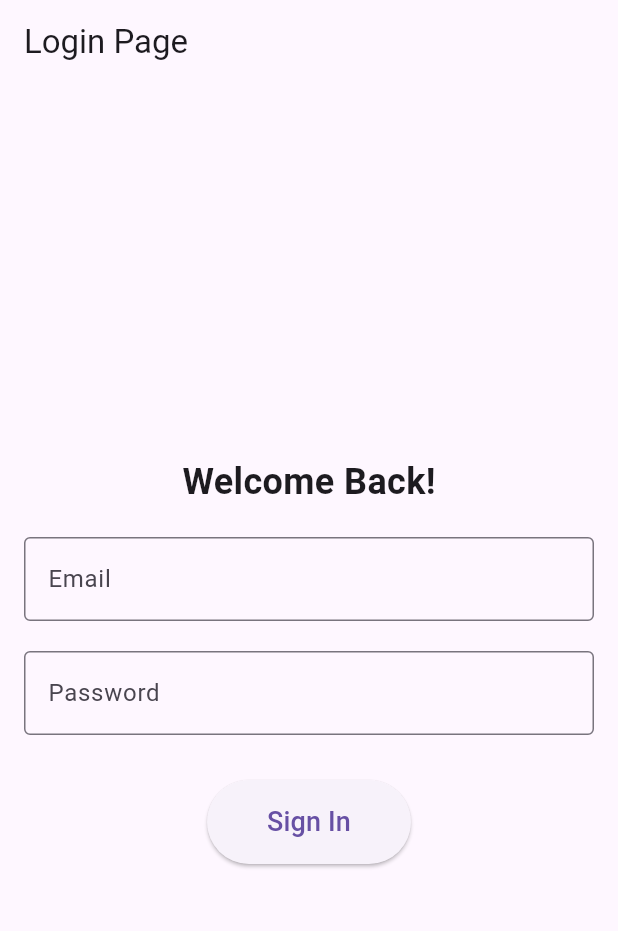
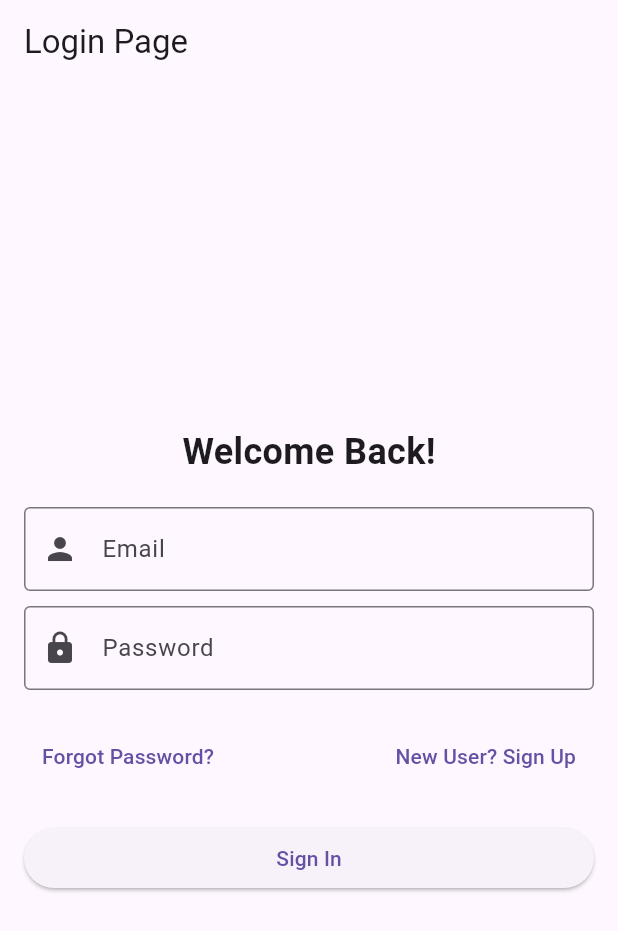
Before and after one commit to SHIBINSHA02/flavorfusion, a Flutter app: the screen it shows after launch, on a phone screen of 412 x 824 dp. Shown: the top 931 px of the screen. Run offline on Flutter 3.47's test engine with Material 3 defaults, Android fonts, the phone set to English and light mode, and no system bars; our stand-ins replace firebase_auth, firebase_core, flutter_svg; accounts and stored records are empty.

Commit message:
firebase_login_configured

```diff
--- a/lib/Authentication/Login.dart
+++ b/lib/Authentication/Login.dart
@@ -1,6 +1,69 @@
+import 'package:firebase_auth/firebase_auth.dart';
 import 'package:flutter/material.dart';
+import 'package:flutter_svg/flutter_svg.dart';
 
-class LoginPage extends StatelessWidget {
+class LoginPage extends StatefulWidget {
+  const LoginPage({Key? key}) : super(key: key);
+
+  @override
+  State<LoginPage> createState() => _LoginPageState();
+}
+
+class _LoginPageState extends State<LoginPage> {
+  final TextEditingController _emailController = TextEditingController();
+  final TextEditingController _passwordController = TextEditingController();
+
+  Future<void> signUserIn() async {
+    showDialog(
+        context: context,
+        builder: (context) => const Center(child: CircularProgressIndicator()));
+
+    try {
+      await FirebaseAuth.instance.signInWithEmailAndPassword(
+          email: _emailController.text, password: _passwordController.text);
+      Navigator.of(context).pop();
+    } on FirebaseAuthException catch (e) {
+      if (e.code == 'user-not-found') {
+        Navigator.of(context).pop();
+        showErrorDialog('Error', 'User not found. Please sign up.');
+      } else if (e.code == 'wrong-password') {
+        Navigator.of(context).pop();
+        showErrorDialog('Error', 'Wrong password. Please try again.');
+      } else {
+        Navigator.of(context).pop();
+        showErrorDialog('Error', 'An unexpected error occurred. Please try again.');
+      }
+    }
+  }
+
+  void showLoadingDialog() {
+    showDialog(
+      context: context,
+      barrierDismissible: false,
+      builder: (context) => const Center(child: CircularProgressIndicator()),
+    );
+  }
+
+  void showErrorDialog(String title, String message) {
+    showDialog(
+      context: context,
+      builder: (context) => AlertDialog(
+        title: Text(title),
+        content: Text(message),
+        actions: [
+          TextButton(
+            onPressed: () => Navigator.pop(context),
+            child: const Text("OK"),
+          ),
+        ],
+      ),
+    );
+  }
+
+  void showEmptyFieldsDialog() {
+    showErrorDialog('Empty Fields', 'Please enter both username and password.');
+  }
+
   @override
   Widget build(BuildContext context) {
     return Scaffold(
@@ -12,37 +75,54 @@ class LoginPage extends StatelessWidget {
           padding: const EdgeInsets.all(16.0),
           child: Column(
             mainAxisAlignment: MainAxisAlignment.center,
-            children: [
-              Text(
+            children: <Widget>[
+              const Text(
                 'Welcome Back!',
                 style: TextStyle(fontSize: 24, fontWeight: FontWeight.bold),
               ),
-              SizedBox(height: 20),
+              const SizedBox(height: 20),
               TextField(
-                decoration: InputDecoration(
+                controller: _emailController,
+                decoration: const InputDecoration(
                   labelText: 'Email',
                   border: OutlineInputBorder(),
+                  prefixIcon: Icon(Icons.person),
                 ),
               ),
-              SizedBox(height: 20),
+              const SizedBox(height: 10),
               TextField(
-                obscureText: true,
-                decoration: InputDecoration(
+                controller: _passwordController,
+                decoration: const InputDecoration(
                   labelText: 'Password',
                   border: OutlineInputBorder(),
+                  prefixIcon: Icon(Icons.lock),
                 ),
+                obscureText: true,
               ),
-              SizedBox(height: 30),
-              ElevatedButton(
-                onPressed: () {
-                  Navigator.pushReplacementNamed(context, '/home');
-                },
-                style: ElevatedButton.styleFrom(
-                  padding: EdgeInsets.symmetric(horizontal: 40, vertical: 15),
-                ),
-                child: Text(
-                  'Sign In',
-                  style: TextStyle(fontSize: 18),
+              const SizedBox(height: 20),
+              Row(
+                mainAxisAlignment: MainAxisAlignment.spaceBetween,
+                children: [
+                  TextButton(
+                    onPressed: () {
+                      // Implement forgot password functionality
+                    },
+                    child: const Text('Forgot Password?'),
+                  ),
+                  TextButton(
+                    onPressed: () {
+                      Navigator.pushNamed(context, '/signup');
+                    },
+                    child: const Text('New User? Sign Up'),
+                  ),
+                ],
+              ),
+              const SizedBox(height: 20),
+              SizedBox(
+                width: double.infinity,
+                child: ElevatedButton(
+                  onPressed: signUserIn,
+                  child: const Text('Sign In'),
                 ),
               ),
             ],
@@ -51,4 +131,11 @@ class LoginPage extends StatelessWidget {
       ),
     );
   }
+
+  @override
+  void dispose() {
+    _emailController.dispose();
+    _passwordController.dispose();
+    super.dispose();
+  }
 }
--- /dev/null
+++ b/lib/Authentication/auth.dart
@@ -0,0 +1,29 @@
+import 'package:firebase_auth/firebase_auth.dart';
+import 'package:flavorfusion/Authentication/Login.dart';
+import 'package:flavorfusion/Home/Homepage.dart';
+import 'package:flutter/material.dart';
+
+class AuthPage extends StatelessWidget {
+  const AuthPage({Key? key}) : super(key: key);
+
+  @override
+  Widget build(BuildContext context) {
+    return Scaffold(
+      body: StreamBuilder<User?>(
+        stream: FirebaseAuth.instance.authStateChanges(),
+        builder: (context, snapshot) {
+          if (snapshot.connectionState == ConnectionState.active) {
+            final User? user = snapshot.data;
+            if (user == null) {
+              return LoginPage();
+            } else {
+              return HomePage();
+            }
+          } else {
+            return Center(child: CircularProgressIndicator());
+          }
+        },
+      ),
+    );
+  }
+}
--- a/lib/main.dart
+++ b/lib/main.dart
@@ -1,8 +1,17 @@
+import 'package:flavorfusion/Authentication/auth.dart';
 import 'package:flutter/material.dart';
+import 'package:firebase_core/firebase_core.dart';
+import 'firebase_options.dart';
 import 'Authentication/Login.dart';
 import 'Home/Homepage.dart';
+import 'Authentication/Signup.dart';
 
-void main() {
+void main() async {
+  WidgetsFlutterBinding.ensureInitialized();
+  await Firebase.initializeApp(
+    options: DefaultFirebaseOptions.currentPlatform,
+  );
+
   runApp(MyApp());
 }
 
@@ -10,14 +19,16 @@ class MyApp extends StatelessWidget {
   @override
   Widget build(BuildContext context) {
     return MaterialApp(
-      title: 'Flutter Navigation App',
+      title: 'Flutter Authentication',
       theme: ThemeData(
         primarySwatch: Colors.blue,
       ),
       initialRoute: '/',
       routes: {
-        '/': (context) => LoginPage(),
+        '/': (context) => AuthPage(), // Ensure this matches the class name
+        '/login': (context) => LoginPage(),
         '/home': (context) => HomePage(),
+        '/signup': (context) => SignUpPage(),
       },
     );
   }
--- a/pubspec.yaml
+++ b/pubspec.yaml
@@ -34,6 +34,8 @@ dependencies:
   # The following adds the Cupertino Icons font to your application.
   # Use with the CupertinoIcons class for iOS style icons.
   cupertino_icons: ^1.0.8
+  firebase_auth: ^5.4.1
+  firebase_core: ^3.10.1
 
 dev_dependencies:
   flutter_test:
@@ -45,6 +47,8 @@ dev_dependencies:
   # package. See that file for information about deactivating specific lint
   # rules and activating additional ones.
   flutter_lints: ^5.0.0
+  flutter_svg: ^1.0.3
+  provider: ^6.0.0
 
 # For information on the generic Dart part of this file, see the
 # following page: https://dart.dev/tools/pub/pubspec
```
Also changed, not shown: lib/Authentication/Signup.dart (added, +96 -0 lines), firebase.json (added), lib/Authentication/firebase_options.dart (added), lib/Authentication/services/auth_service.dart (added), lib/firebase_options.dart (added), pubspec.lock, 6 other files.
